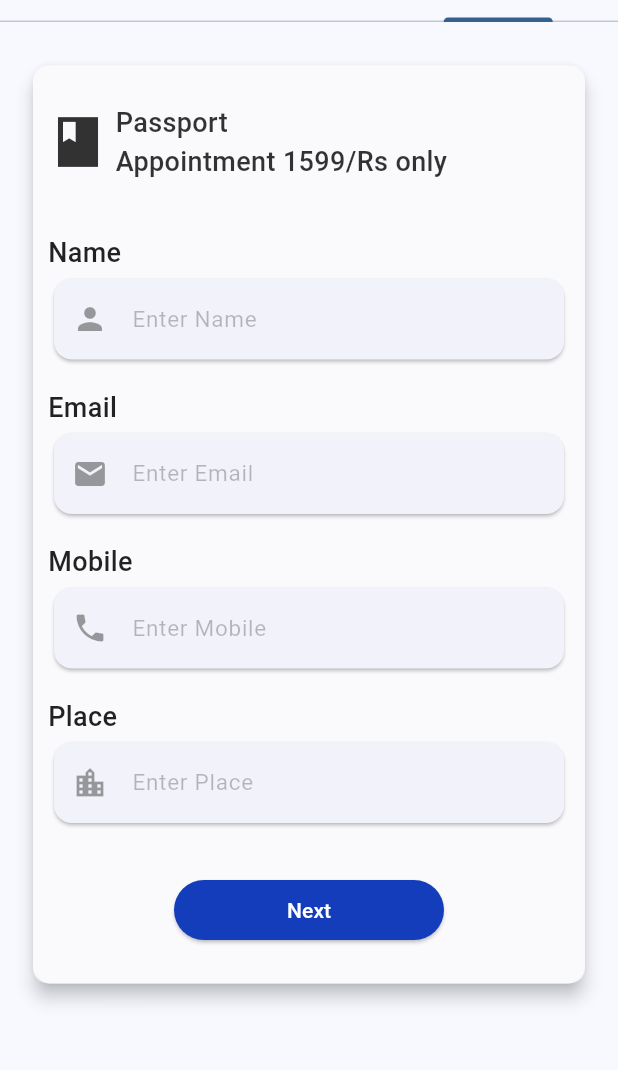
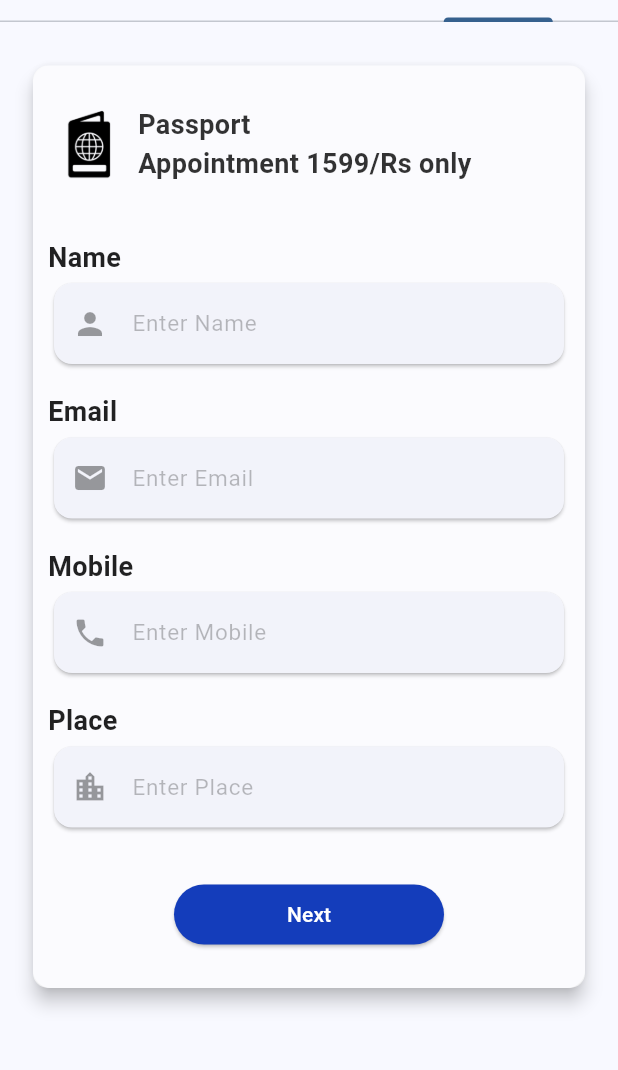
Before and after one commit to saninthottungal/fairFlights, a Flutter app: the screen it shows after launch, tab 4 chosen, on a phone screen of 412 x 824 dp, the part 134-1204 px from its top. Run offline on Flutter 3.47's test engine with Material 3 defaults, Android fonts, the phone set to English and light mode, and no system bars; our stand-ins replace easy_date_timeline, google_fonts; missing offline and left inert: paged_vertical_calendar.

Commit message:
made changes that are from client

```diff
--- a/lib/Screens/ScreenHome/Providers/ChoiceProvider.dart
+++ b/lib/Screens/ScreenHome/Providers/TripProvider.dart
@@ -1,7 +1,7 @@
 import 'package:flight_booking/Screens/ScreenHome/Constants/enums.dart';
 import 'package:flutter/material.dart';
 
-class ChoiceProvider extends ChangeNotifier {
+class TripProvider extends ChangeNotifier {
   TripType value = TripType.oneWay;
 
   void changeValue(TripType newValue) {
--- a/lib/Screens/ScreenHome/Widgets/InputsWidget.dart
+++ b/lib/Screens/ScreenHome/Widgets/InputsWidget.dart
@@ -1,9 +1,7 @@
 import 'package:flight_booking/Core/Constants/colors.dart';
 import 'package:flight_booking/Screens/ScreenCalendar/ScreenCalendar.dart';
 import 'package:flight_booking/Screens/ScreenHome/Constants/enums.dart';
-import 'package:flight_booking/Screens/ScreenHome/Providers/ChoiceProvider.dart';
-import 'package:flight_booking/Screens/ScreenHome/Providers/CounterProvider.dart';
-import 'package:flight_booking/Screens/ScreenHome/Providers/CustomChipProvider.dart';
+import 'package:flight_booking/Screens/ScreenHome/Providers/TripProvider.dart';
 import 'package:flight_booking/Screens/ScreenHome/Widgets/CustomCard.dart';
 import 'package:flight_booking/Screens/ScreenHome/Widgets/CustomChip.dart';
 import 'package:flight_booking/Screens/ScreenHome/Widgets/FromToColumn.dart';
@@ -38,7 +36,7 @@ class InputsWidget extends StatelessWidget {
             ],
           ),
           const SizedBox(height: 20),
-          Consumer<ChoiceProvider>(builder: (context, choice, _) {
+          Consumer<TripProvider>(builder: (context, choice, _) {
             return Row(
               mainAxisAlignment: MainAxisAlignment.start,
               mainAxisSize: MainAxisSize.min,
@@ -141,7 +139,7 @@ class InputsWidget extends StatelessWidget {
                     ),
                   ),
                   Visibility(
-                    visible: Provider.of<ChoiceProvider>(context).value ==
+                    visible: Provider.of<TripProvider>(context).value ==
                         TripType.roundTrip,
                     child: Column(
                       children: [
--- a/lib/Screens/ScreenPassport/ScreenPassport.dart
+++ b/lib/Screens/ScreenPassport/ScreenPassport.dart
@@ -1,5 +1,6 @@
 import 'package:flight_booking/Core/Constants/colors.dart';
 import 'package:flight_booking/Screens/ScreenPassport/Widgets/CardField.dart';
+import 'package:flutter/cupertino.dart';
 import 'package:flutter/material.dart';
 
 class ScreenPassport extends StatelessWidget {
@@ -17,7 +18,7 @@ class ScreenPassport extends StatelessWidget {
           child: Container(
             decoration: BoxDecoration(
               borderRadius: BorderRadius.circular(10),
-              color: Colors.white60,
+              color: Colors.white70,
             ),
             child: Padding(
               padding: const EdgeInsets.symmetric(vertical: 25, horizontal: 10),
@@ -25,17 +26,17 @@ class ScreenPassport extends StatelessWidget {
                 Row(
                   mainAxisAlignment: MainAxisAlignment.start,
                   children: [
-                    Icon(
-                      Icons.book_sharp,
-                      size: 40,
-                      color: Colors.black.withOpacity(0.8),
+                    Image.asset(
+                      'assets/passport.png',
+                      height: 55,
+                      width: 55,
                     ),
                     const SizedBox(width: 5),
                     Text(
                       "Passport\nAppointment 1599/Rs only",
                       style: TextStyle(
                         color: Colors.black.withOpacity(0.8),
-                        fontWeight: FontWeight.w500,
+                        fontWeight: FontWeight.bold,
                         fontSize: 18,
                       ),
                     ),
@@ -46,10 +47,7 @@ class ScreenPassport extends StatelessWidget {
                 const SizedBox(height: 15),
                 const CardField(title: "Email", icon: Icons.mail),
                 const SizedBox(height: 15),
-                const CardField(
-                  title: "Mobile",
-                  icon: Icons.phone,
-                ),
+                const CardField(title: "Mobile", icon: Icons.phone),
                 const SizedBox(height: 15),
                 const CardField(title: "Place", icon: Icons.location_city),
                 const SizedBox(height: 30),
--- a/lib/Screens/ScreenPassport/Widgets/CardField.dart
+++ b/lib/Screens/ScreenPassport/Widgets/CardField.dart
@@ -1,4 +1,3 @@
-import 'package:flutter/cupertino.dart';
 import 'package:flutter/material.dart';
 
 class CardField extends StatelessWidget {
@@ -17,7 +16,7 @@ class CardField extends StatelessWidget {
               title,
               style: const TextStyle(
                 color: Colors.black87,
-                fontWeight: FontWeight.w500,
+                fontWeight: FontWeight.bold,
                 fontSize: 18,
               ),
             )),
--- a/lib/main.dart
+++ b/lib/main.dart
@@ -1,4 +1,4 @@
-import 'package:flight_booking/Screens/ScreenHome/Providers/ChoiceProvider.dart';
+import 'package:flight_booking/Screens/ScreenHome/Providers/TripProvider.dart';
 import 'package:flight_booking/Screens/ScreenHome/Providers/CounterProvider.dart';
 import 'package:flight_booking/Screens/ScreenHome/Providers/CustomChipProvider.dart';
 import 'package:flight_booking/Screens/ScreenSplash/ScreenSplash.dart';
@@ -18,7 +18,7 @@ class MyApp extends StatelessWidget {
     return MultiProvider(
       providers: [
         ChangeNotifierProvider(
-          create: (context) => ChoiceProvider(),
+          create: (context) => TripProvider(),
         ),
         ChangeNotifierProvider(
           create: (context) => CounterProvider(),
```
Also changed, not shown: assets/passport.png.
